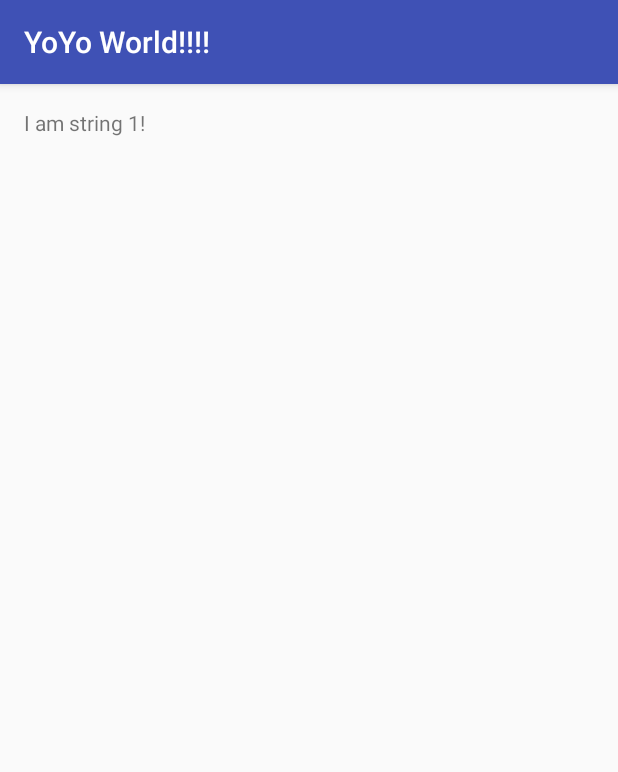
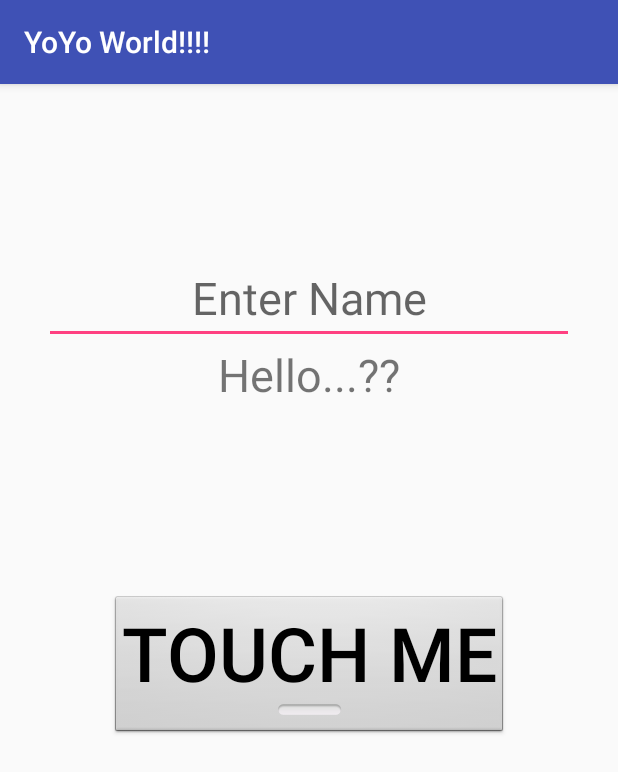
Before and after one commit to dgghun/AndroidDev, an Android app: the screen it shows after launch (MainActivity), on a phone screen of 412 x 824 dp. Shown: the top 772 px of the screen. Run offline under Robolectric (Android 15) with nearby library versions, the phone set to English and light mode, and no system bars.

Commit message:
Button and 2 textviews added with touchme repsonse

```diff
--- a/HelloWorld/app/src/main/java/regis/helloworld/MainActivity.java
+++ b/HelloWorld/app/src/main/java/regis/helloworld/MainActivity.java
@@ -2,6 +2,9 @@ package regis.helloworld;
 
 import android.support.v7.app.AppCompatActivity;
 import android.os.Bundle;
+import android.view.View;
+import android.widget.Button;
+import android.widget.TextView;
 
 public class MainActivity extends AppCompatActivity {
 
@@ -10,4 +13,21 @@ public class MainActivity extends AppCompatActivity {
         super.onCreate(savedInstanceState);
         setContentView(R.layout.activity_main);
     }
+
+    String nameStatic = new String();
+
+    public void touchMe(View view){
+        TextView tv = (TextView)findViewById(R.id.TV_paragraph);
+        TextView name = (TextView)findViewById(R.id.TV_enterName);
+
+
+        if(name.getText().toString().isEmpty())
+            tv.setText("Whats your name?");
+        else if(!nameStatic.equals(name.getText().toString()))
+            tv.setText("Whats up " + name.getText() + "!");
+        else
+            tv.setText("stop touching me!!");
+
+        nameStatic = name.getText().toString();
+    }
 }
--- a/HelloWorld/app/src/main/res/layout/activity_main.xml
+++ b/HelloWorld/app/src/main/res/layout/activity_main.xml
@@ -11,8 +11,43 @@
     android:paddingBottom="@dimen/activity_vertical_margin"
     tools:context="regis.helloworld.MainActivity">
 
-    <TextView
+    <EditText
         android:layout_width="wrap_content"
         android:layout_height="wrap_content"
-        android:text="@string/string1" />
+        android:inputType="textPersonName"
+        android:ems="10"
+        android:layout_centerHorizontal="true"
+        android:layout_marginTop="96dp"
+        android:id="@+id/TV_enterName"
+        android:textAlignment="center"
+        android:selectAllOnFocus="true"
+        android:textSize="30sp"
+        android:cursorVisible="false"
+        android:hint="@string/EnterName" />
+
+    <TextView
+        android:text="@string/Hello"
+        android:layout_width="wrap_content"
+        android:layout_height="wrap_content"
+        android:id="@+id/TV_paragraph"
+        android:layout_below="@+id/TV_enterName"
+        android:textSize="30sp"
+        android:layout_alignParentStart="true"
+        android:layout_alignParentEnd="true"
+        android:textAlignment="center" />
+
+    <Button
+        android:text="@string/TOUCH_ME"
+        android:layout_width="wrap_content"
+        android:layout_height="wrap_content"
+        android:layout_marginTop="127dp"
+        android:id="@+id/button"
+        android:layout_below="@+id/TV_paragraph"
+        android:layout_centerHorizontal="true"
+        android:textSize="50sp"
+        android:fontFamily="sans-serif-medium"
+        style="@android:style/Widget.Button.Toggle"
+        android:elevation="12dp"
+        android:onClick="touchMe" />
+
 </RelativeLayout>
--- a/HelloWorld/app/src/main/res/values/colors.xml
+++ b/HelloWorld/app/src/main/res/values/colors.xml
@@ -1,6 +1,6 @@
 <?xml version="1.0" encoding="utf-8"?>
 <resources>
-    <color name="colorPrimary">#3F51B5</color>
+    <color name="colorPrimary">#3f51b5</color>
     <color name="colorPrimaryDark">#303F9F</color>
     <color name="colorAccent">#FF4081</color>
 </resources>
--- a/HelloWorld/app/src/main/res/values/strings.xml
+++ b/HelloWorld/app/src/main/res/values/strings.xml
@@ -1,4 +1,7 @@
 <resources>
     <string name="app_name">YoYo World!!!!</string>
     <string name="string1">I am string 1!</string>
+    <string name="TOUCH_ME">TOUCH ME</string>
+    <string name="Hello">Hello...??</string>
+    <string name="EnterName">Enter Name</string>
 </resources>
```
